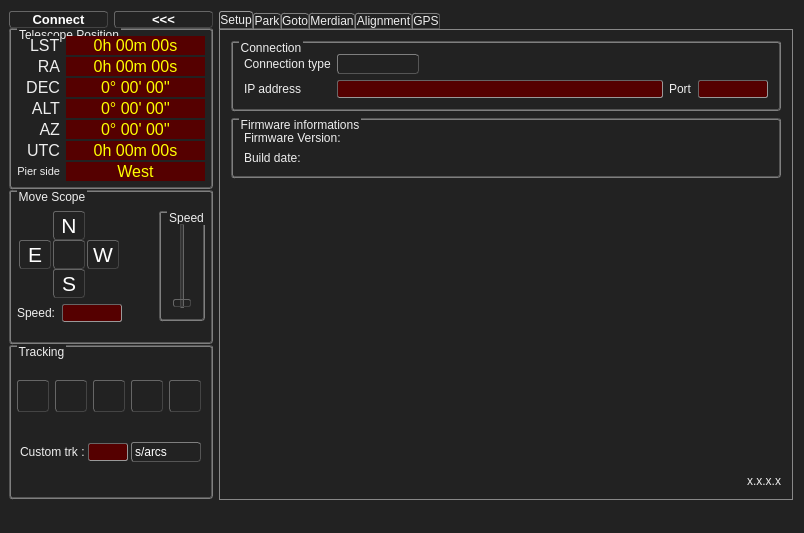
Above: ZeGotoControlCenter/zegotocontrolcenter.ui from ZeSly/ZeGotoControlCenter before the change. Below: the same form after it.
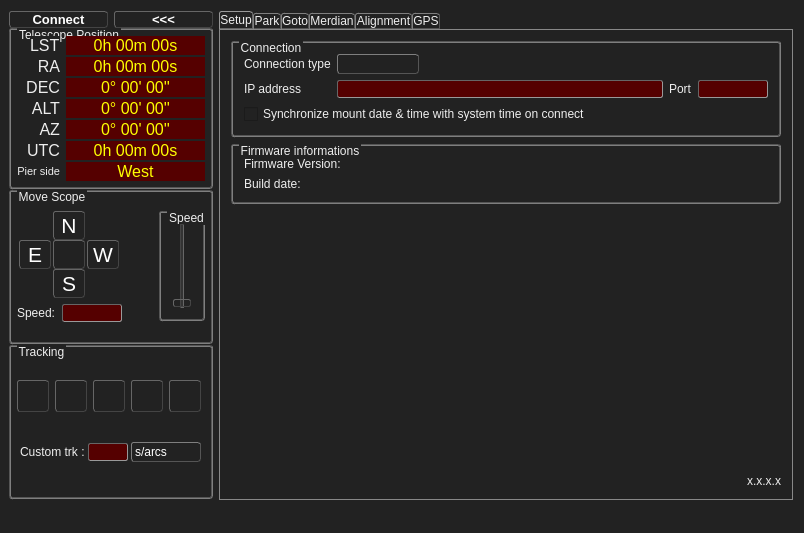
That is the form after the change. The open tabs and pages were chosen to show the change. Icons and pictures are not drawn.

Commit message: Sync mount date & time with system

Patch:
```diff
--- a/ZeGotoControlCenter/zegotocontrolcenter.ui
+++ b/ZeGotoControlCenter/zegotocontrolcenter.ui
@@ -2371,6 +2371,13 @@
              </item>
             </layout>
            </item>
+           <item row="2" column="0" colspan="2">
+            <widget class="QCheckBox" name="checkBox_SyncDateTime">
+             <property name="text">
+              <string>Synchronize mount date &amp;&amp; time with system time on connect</string>
+             </property>
+            </widget>
+           </item>
           </layout>
          </widget>
         </item>
```
Left out of the diff: 2 changed lines with no effect on the pictures. The commit also changes 2 other files.
